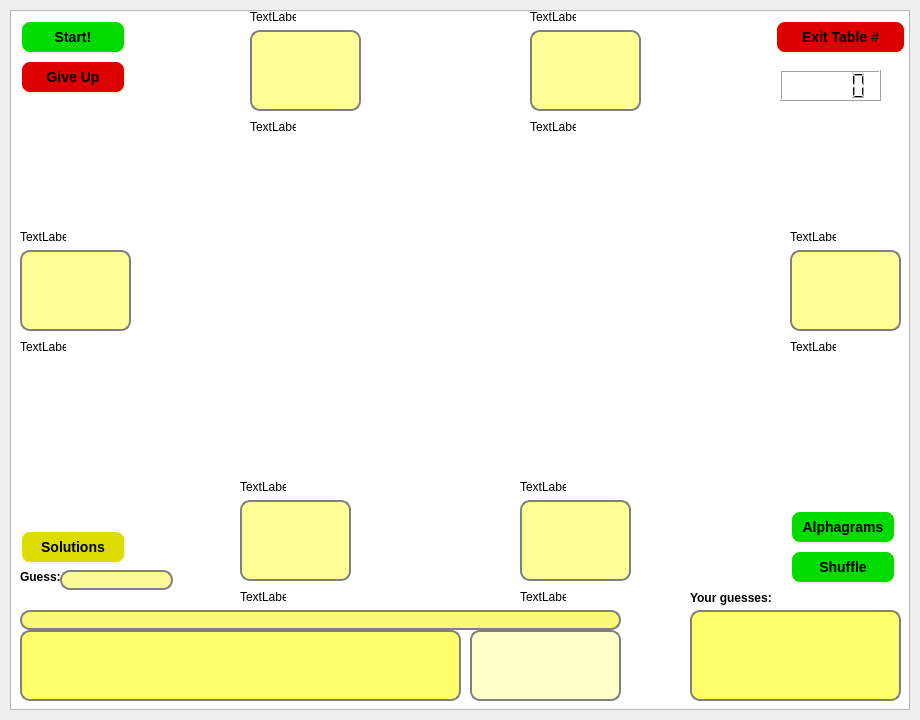
Before: the Qt Designer form trunk/client/src/tableForm.ui in domino14/aerolithdesktop, drawn with Qt 5.
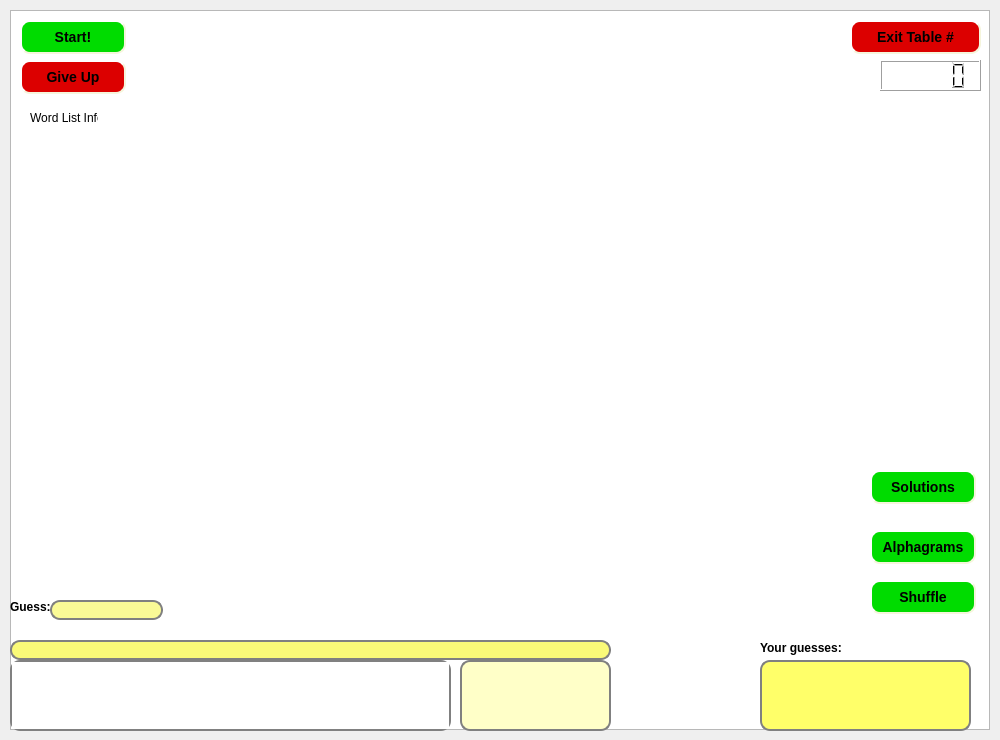
After: the same form once the commit is applied.

The edit to the form file:
```diff
--- a/trunk/client/src/tableForm.ui
+++ b/trunk/client/src/tableForm.ui
@@ -5,8 +5,8 @@
    <rect>
     <x>0</x>
     <y>0</y>
-    <width>920</width>
-    <height>720</height>
+    <width>1000</width>
+    <height>740</height>
    </rect>
   </property>
   <property name="sizePolicy" >
@@ -17,14 +17,14 @@
   </property>
   <property name="minimumSize" >
    <size>
-    <width>920</width>
-    <height>720</height>
+    <width>1000</width>
+    <height>740</height>
    </size>
   </property>
   <property name="maximumSize" >
    <size>
-    <width>920</width>
-    <height>720</height>
+    <width>1000</width>
+    <height>740</height>
    </size>
   </property>
   <property name="windowTitle" >
@@ -35,8 +35,8 @@
     <rect>
      <x>10</x>
      <y>10</y>
-     <width>900</width>
-     <height>700</height>
+     <width>980</width>
+     <height>720</height>
     </rect>
    </property>
    <property name="focusPolicy" >
@@ -52,8 +52,8 @@
   <widget class="QPushButton" name="pushButton" >
    <property name="geometry" >
     <rect>
-     <x>790</x>
-     <y>510</y>
+     <x>870</x>
+     <y>530</y>
      <width>106</width>
      <height>34</height>
     </rect>
@@ -88,8 +88,8 @@
   <widget class="QPushButton" name="pushButton_2" >
    <property name="geometry" >
     <rect>
-     <x>790</x>
-     <y>550</y>
+     <x>870</x>
+     <y>580</y>
      <width>106</width>
      <height>34</height>
     </rect>
@@ -160,7 +160,7 @@
   <widget class="QPushButton" name="pushButton_4" >
    <property name="geometry" >
     <rect>
-     <x>775</x>
+     <x>850</x>
      <y>20</y>
      <width>131</width>
      <height>34</height>
@@ -232,8 +232,8 @@
   <widget class="QLCDNumber" name="lcdNumber" >
    <property name="geometry" >
     <rect>
-     <x>780</x>
-     <y>70</y>
+     <x>880</x>
+     <y>60</y>
      <width>101</width>
      <height>31</height>
     </rect>
@@ -265,8 +265,8 @@
   <widget class="QLineEdit" name="lineEdit_2" >
    <property name="geometry" >
     <rect>
-     <x>60</x>
-     <y>570</y>
+     <x>50</x>
+     <y>600</y>
      <width>113</width>
      <height>20</height>
     </rect>
@@ -285,8 +285,8 @@
   <widget class="QLabel" name="label" >
    <property name="geometry" >
     <rect>
-     <x>20</x>
-     <y>570</y>
+     <x>10</x>
+     <y>600</y>
      <width>46</width>
      <height>14</height>
     </rect>
@@ -295,47 +295,11 @@
     <string>&lt;B>Guess:&lt;/B></string>
    </property>
   </widget>
-  <widget class="QPushButton" name="pushButton_6" >
+  <widget class="QLineEdit" name="lineEditChat" >
    <property name="geometry" >
     <rect>
-     <x>20</x>
-     <y>530</y>
-     <width>106</width>
-     <height>34</height>
-    </rect>
-   </property>
-   <property name="focusPolicy" >
-    <enum>Qt::NoFocus</enum>
-   </property>
-   <property name="styleSheet" >
-    <string> QPushButton {&#xd;
-     background-color: rgb(220, 220, 0);&#xd;
-     border-style: outset;&#xd;
-     border-width: 2px;&#xd;
-     border-radius: 10px;&#xd;
-     border-color: beige;&#xd;
-     font: bold 14px;&#xd;
-     min-width: 5em;&#xd;
-     padding: 6px;&#xd;
- }&#xd;
-QPushButton:disabled{&#xd;
-	background-color: rgb(0, 100, 0);&#xd;
-	color: rgb(100, 100, 100);&#xd;
-}&#xd;
- QPushButton:pressed {&#xd;
-     background-color: rgb(0, 150, 0);&#xd;
-     border-style: inset;&#xd;
- } </string>
-   </property>
-   <property name="text" >
-    <string>Solutions</string>
-   </property>
-  </widget>
-  <widget class="QLineEdit" name="lineEdit" >
-   <property name="geometry" >
-    <rect>
-     <x>20</x>
-     <y>610</y>
+     <x>10</x>
+     <y>640</y>
      <width>601</width>
      <height>20</height>
     </rect>
@@ -354,8 +318,8 @@
   <widget class="QTextEdit" name="textEdit" >
    <property name="geometry" >
     <rect>
-     <x>20</x>
-     <y>630</y>
+     <x>10</x>
+     <y>660</y>
      <width>441</width>
      <height>71</height>
     </rect>
@@ -367,7 +331,6 @@
     <string> QTextEdit, QListView {
      border: 2px solid gray;
      border-radius: 10px;
-     background-color: rgb(255, 255, 105)
  } </string>
    </property>
    <property name="readOnly" >
@@ -377,8 +340,8 @@
   <widget class="QListWidget" name="listWidget" >
    <property name="geometry" >
     <rect>
-     <x>470</x>
-     <y>630</y>
+     <x>460</x>
+     <y>660</y>
      <width>151</width>
      <height>71</height>
     </rect>
@@ -397,10 +360,10 @@
   <widget class="QTextEdit" name="textEditGuesses" >
    <property name="geometry" >
     <rect>
-     <x>690</x>
-     <y>610</y>
+     <x>760</x>
+     <y>660</y>
      <width>211</width>
-     <height>91</height>
+     <height>71</height>
     </rect>
    </property>
    <property name="focusPolicy" >
@@ -417,8 +380,8 @@
   <widget class="QLabel" name="label_2" >
    <property name="geometry" >
     <rect>
-     <x>690</x>
-     <y>590</y>
+     <x>760</x>
+     <y>640</y>
      <width>101</width>
      <height>16</height>
     </rect>
@@ -427,262 +390,53 @@
     <string>&lt;B>Your guesses:&lt;/B></string>
    </property>
   </widget>
-  <widget class="QListWidget" name="listWidget_2" >
+  <widget class="QPushButton" name="pushButtonSolutions" >
    <property name="geometry" >
     <rect>
-     <x>20</x>
-     <y>250</y>
-     <width>111</width>
-     <height>81</height>
+     <x>870</x>
+     <y>470</y>
+     <width>106</width>
+     <height>34</height>
     </rect>
    </property>
-   <property name="styleSheet" >
-    <string>QListWidget {
-     border: 2px solid gray;
-     border-radius: 10px;
-	background-color: rgb(255, 255, 150);
-}</string>
+   <property name="focusPolicy" >
+    <enum>Qt::NoFocus</enum>
    </property>
-  </widget>
-  <widget class="QLabel" name="label_3" >
-   <property name="geometry" >
-    <rect>
-     <x>20</x>
-     <y>230</y>
-     <width>46</width>
-     <height>14</height>
-    </rect>
-   </property>
-   <property name="text" >
-    <string>TextLabel</string>
-   </property>
-  </widget>
-  <widget class="QLabel" name="label_4" >
-   <property name="geometry" >
-    <rect>
-     <x>20</x>
-     <y>340</y>
-     <width>46</width>
-     <height>14</height>
-    </rect>
-   </property>
-   <property name="text" >
-    <string>TextLabel</string>
-   </property>
-  </widget>
-  <widget class="QListWidget" name="listWidget_3" >
-   <property name="geometry" >
-    <rect>
-     <x>240</x>
-     <y>500</y>
-     <width>111</width>
-     <height>81</height>
-    </rect>
-   </property>
    <property name="styleSheet" >
-    <string>QListWidget {
-     border: 2px solid gray;
+    <string> QPushButton {
+     background-color: rgb(0, 220, 0);
+     border-style: outset;
+     border-width: 2px;
      border-radius: 10px;
-	background-color: rgb(255, 255, 150);
-}</string>
+     border-color: beige;
+     font: bold 14px;
+     min-width: 5em;
+     padding: 6px;
+ }
+QPushButton:disabled{
+	background-color: rgb(0, 100, 0);
+	color: rgb(100, 100, 100);
+}
+ QPushButton:pressed {
+     background-color: rgb(0, 150, 0);
+     border-style: inset;
+ } </string>
    </property>
-  </widget>
-  <widget class="QLabel" name="label_5" >
-   <property name="geometry" >
-    <rect>
-     <x>240</x>
-     <y>590</y>
-     <width>46</width>
-     <height>14</height>
-    </rect>
-   </property>
    <property name="text" >
-    <string>TextLabel</string>
+    <string>Solutions</string>
    </property>
   </widget>
   <widget class="QLabel" name="label_6" >
    <property name="geometry" >
     <rect>
-     <x>240</x>
-     <y>480</y>
-     <width>46</width>
-     <height>14</height>
+     <x>30</x>
+     <y>110</y>
+     <width>68</width>
+     <height>16</height>
     </rect>
    </property>
    <property name="text" >
-    <string>TextLabel</string>
-   </property>
-  </widget>
-  <widget class="QListWidget" name="listWidget_4" >
-   <property name="geometry" >
-    <rect>
-     <x>520</x>
-     <y>500</y>
-     <width>111</width>
-     <height>81</height>
-    </rect>
-   </property>
-   <property name="styleSheet" >
-    <string>QListWidget {
-     border: 2px solid gray;
-     border-radius: 10px;
-	background-color: rgb(255, 255, 150);
-}</string>
-   </property>
-  </widget>
-  <widget class="QLabel" name="label_7" >
-   <property name="geometry" >
-    <rect>
-     <x>520</x>
-     <y>590</y>
-     <width>46</width>
-     <height>14</height>
-    </rect>
-   </property>
-   <property name="text" >
-    <string>TextLabel</string>
-   </property>
-  </widget>
-  <widget class="QLabel" name="label_8" >
-   <property name="geometry" >
-    <rect>
-     <x>520</x>
-     <y>480</y>
-     <width>46</width>
-     <height>14</height>
-    </rect>
-   </property>
-   <property name="text" >
-    <string>TextLabel</string>
-   </property>
-  </widget>
-  <widget class="QListWidget" name="listWidget_5" >
-   <property name="geometry" >
-    <rect>
-     <x>790</x>
-     <y>250</y>
-     <width>111</width>
-     <height>81</height>
-    </rect>
-   </property>
-   <property name="styleSheet" >
-    <string>QListWidget {
-     border: 2px solid gray;
-     border-radius: 10px;
-	background-color: rgb(255, 255, 150);
-}</string>
-   </property>
-  </widget>
-  <widget class="QLabel" name="label_9" >
-   <property name="geometry" >
-    <rect>
-     <x>790</x>
-     <y>230</y>
-     <width>46</width>
-     <height>14</height>
-    </rect>
-   </property>
-   <property name="text" >
-    <string>TextLabel</string>
-   </property>
-  </widget>
-  <widget class="QLabel" name="label_10" >
-   <property name="geometry" >
-    <rect>
-     <x>790</x>
-     <y>340</y>
-     <width>46</width>
-     <height>14</height>
-    </rect>
-   </property>
-   <property name="text" >
-    <string>TextLabel</string>
-   </property>
-  </widget>
-  <widget class="QListWidget" name="listWidget_6" >
-   <property name="geometry" >
-    <rect>
-     <x>530</x>
-     <y>30</y>
-     <width>111</width>
-     <height>81</height>
-    </rect>
-   </property>
-   <property name="styleSheet" >
-    <string>QListWidget {
-     border: 2px solid gray;
-     border-radius: 10px;
-	background-color: rgb(255, 255, 150);
-}</string>
-   </property>
-  </widget>
-  <widget class="QLabel" name="label_11" >
-   <property name="geometry" >
-    <rect>
-     <x>530</x>
-     <y>120</y>
-     <width>46</width>
-     <height>14</height>
-    </rect>
-   </property>
-   <property name="text" >
-    <string>TextLabel</string>
-   </property>
-  </widget>
-  <widget class="QLabel" name="label_12" >
-   <property name="geometry" >
-    <rect>
-     <x>530</x>
-     <y>10</y>
-     <width>46</width>
-     <height>14</height>
-    </rect>
-   </property>
-   <property name="text" >
-    <string>TextLabel</string>
-   </property>
-  </widget>
-  <widget class="QListWidget" name="listWidget_7" >
-   <property name="geometry" >
-    <rect>
-     <x>250</x>
-     <y>30</y>
-     <width>111</width>
-     <height>81</height>
-    </rect>
-   </property>
-   <property name="styleSheet" >
-    <string>QListWidget {
-     border: 2px solid gray;
-     border-radius: 10px;
-	background-color: rgb(255, 255, 150);
-}</string>
-   </property>
-  </widget>
-  <widget class="QLabel" name="label_13" >
-   <property name="geometry" >
-    <rect>
-     <x>250</x>
-     <y>10</y>
-     <width>46</width>
-     <height>14</height>
-    </rect>
-   </property>
-   <property name="text" >
-    <string>TextLabel</string>
-   </property>
-  </widget>
-  <widget class="QLabel" name="label_14" >
-   <property name="geometry" >
-    <rect>
-     <x>250</x>
-     <y>120</y>
-     <width>46</width>
-     <height>14</height>
-    </rect>
-   </property>
-   <property name="text" >
-    <string>TextLabel</string>
+    <string>Word List Info</string>
    </property>
   </widget>
  </widget>
```
Left out of the diff: 68 changed lines with no effect on the pictures.
